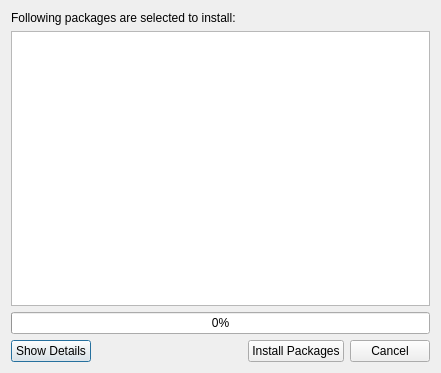
First picture: the form in kde/package-manager/manager/ui/pminstall.ui, repository pars-linux/uludag, before the edit.
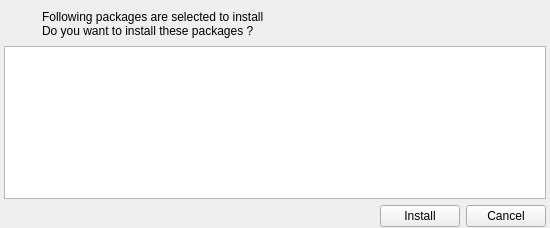
Second picture: the form after the edit. Icons and pictures are not drawn. Custom widgets are drawn as their Qt base class.

Commit message:
- Pm install is almost done.
- Group commonly used methods under PM Class
- Clear old method which was used for pm-install
- Use pm's progressdialog in pm-install
- Use pm's summarydialog in pm-install
- Pm-install's basic pisi ui event actions are done
- Pm-install's ui fixed

The edit to the form file:
```diff
--- a/kde/package-manager/manager/ui/pminstall.ui
+++ b/kde/package-manager/manager/ui/pminstall.ui
@@ -1,68 +1,77 @@
 <?xml version="1.0" encoding="UTF-8"?>
 <ui version="4.0">
- <class>PmDialog</class>
- <widget class="QDialog" name="PmDialog">
+ <class>PmWindow</class>
+ <widget class="QWidget" name="PmWindow">
   <property name="geometry">
    <rect>
     <x>0</x>
     <y>0</y>
-    <width>441</width>
-    <height>373</height>
+    <width>550</width>
+    <height>228</height>
    </rect>
   </property>
+  <property name="minimumSize">
+   <size>
+    <width>550</width>
+    <height>170</height>
+   </size>
+  </property>
   <property name="windowTitle">
    <string>Dialog</string>
   </property>
   <layout class="QGridLayout" name="gridLayout">
-   <item row="0" column="0" colspan="4">
+   <property name="leftMargin">
+    <number>4</number>
+   </property>
+   <property name="topMargin">
+    <number>8</number>
+   </property>
+   <property name="rightMargin">
+    <number>4</number>
+   </property>
+   <property name="bottomMargin">
+    <number>1</number>
+   </property>
+   <item row="0" column="0" rowspan="2">
+    <widget class="QLabel" name="label_2">
+     <property name="sizePolicy">
+      <sizepolicy hsizetype="Fixed" vsizetype="Fixed">
+       <horstretch>0</horstretch>
+       <verstretch>0</verstretch>
+      </sizepolicy>
+     </property>
+     <property name="minimumSize">
+      <size>
+       <width>32</width>
+       <height>32</height>
+      </size>
+     </property>
+     <property name="maximumSize">
+      <size>
+       <width>32</width>
+       <height>32</height>
+      </size>
+     </property>
+     <property name="text">
+      <string/>
+     </property>
+     <property name="pixmap">
+      <pixmap resource="../data/data.qrc">:/data/package-manager.png</pixmap>
+     </property>
+     <property name="scaledContents">
+      <bool>true</bool>
+     </property>
+    </widget>
+   </item>
+   <item row="0" column="1" rowspan="2">
     <widget class="QLabel" name="label">
      <property name="text">
-      <string>Following packages are selected to install:</string>
+      <string>Following packages are selected to install
+Do you want to install these packages ?</string>
      </property>
     </widget>
    </item>
-   <item row="3" column="0">
-    <widget class="QPushButton" name="button_details">
-     <property name="text">
-      <string>Show Details</string>
-     </property>
-    </widget>
-   </item>
-   <item row="3" column="1">
-    <spacer name="horizontalSpacer">
-     <property name="orientation">
-      <enum>Qt::Horizontal</enum>
-     </property>
-     <property name="sizeHint" stdset="0">
-      <size>
-       <width>152</width>
-       <height>21</height>
-      </size>
-     </property>
-    </spacer>
-   </item>
-   <item row="3" column="2">
-    <widget class="QPushButton" name="button_install">
-     <property name="text">
-      <string>Install Packages</string>
-     </property>
-    </widget>
-   </item>
-   <item row="3" column="3">
-    <widget class="QPushButton" name="button_cancel">
-     <property name="text">
-      <string>Cancel</string>
-     </property>
-    </widget>
-   </item>
-   <item row="2" column="0" colspan="4">
-    <widget class="QProgressBar" name="progress">
-     <property name="value">
-      <number>0</number>
-     </property>
-    </widget>
-   </item>
-   <item row="1" column="0" colspan="4">
+   <item row="2" column="0" colspan="2">
     <widget class="PackageView" name="packageList">
      <property name="whatsThis">
       <string>Package List</string>
@@ -114,6 +123,47 @@
      </attribute>
     </widget>
    </item>
+   <item row="3" column="0" colspan="2">
+    <layout class="QHBoxLayout" name="horizontalLayout">
+     <item>
+      <widget class="QLabel" name="label_size">
+       <property name="text">
+        <string/>
+       </property>
+      </widget>
+     </item>
+     <item>
+      <spacer name="horizontalSpacer">
+       <property name="orientation">
+        <enum>Qt::Horizontal</enum>
+       </property>
+       <property name="sizeHint" stdset="0">
+        <size>
+         <width>152</width>
+         <height>21</height>
+        </size>
+       </property>
+      </spacer>
+     </item>
+     <item>
+      <widget class="QPushButton" name="button_install">
+       <property name="text">
+        <string>Install</string>
+       </property>
+      </widget>
+     </item>
+     <item>
+      <widget class="QPushButton" name="button_cancel">
+       <property name="text">
+        <string>Cancel</string>
+       </property>
+       <property name="shortcut">
+        <string>Esc</string>
+       </property>
+      </widget>
+     </item>
+    </layout>
+   </item>
   </layout>
  </widget>
  <customwidgets>
```
Left out of the diff: 25 changed lines with no effect on the pictures. The commit also changes 9 other files.
